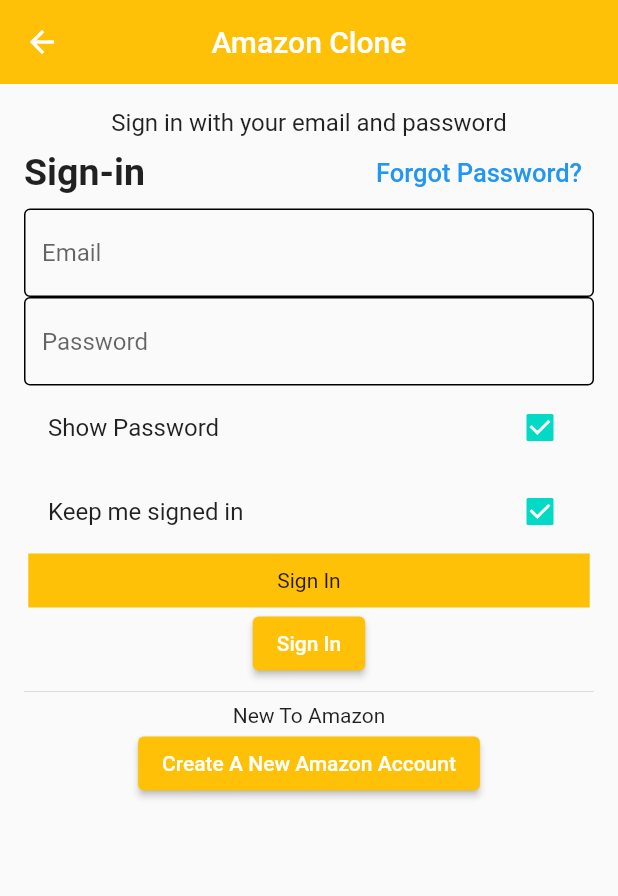
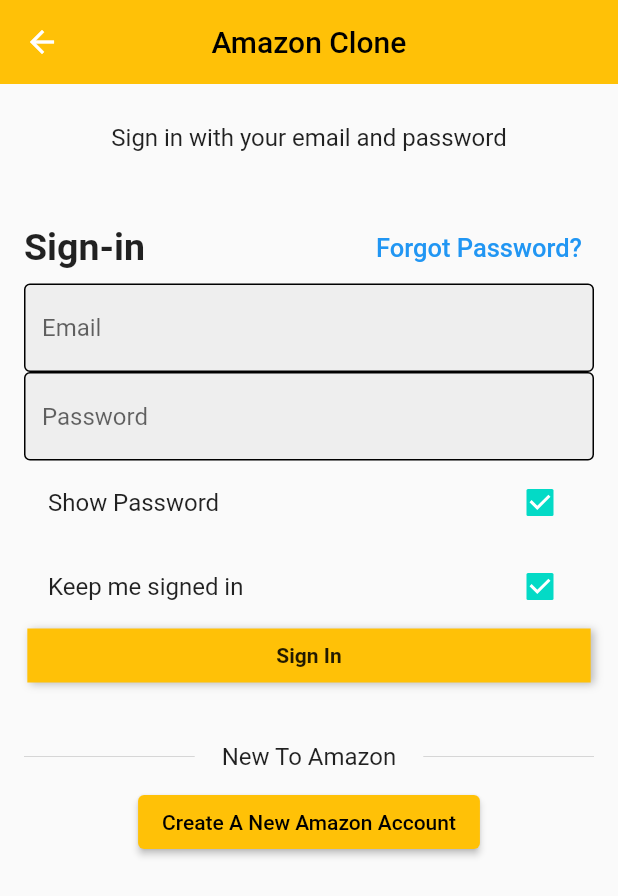
Before and after one commit to ediotic/Amazon, a Flutter app: the AuthScreen screen opened by its route, on a phone screen of 412 x 824 dp. Shown: the top 896 px of the screen. Run offline on Flutter 3.47's test engine with Material 3 defaults, Android fonts, the phone set to English and light mode, and no system bars.

Commit message:
complete ui for auth screen

```diff
--- a/lib/view/auth/auth_screen.dart
+++ b/lib/view/auth/auth_screen.dart
@@ -15,7 +15,10 @@ class _AuthScreenState extends State<AuthScreen> {
   Widget build(BuildContext context) {
     return Scaffold(
       appBar: AppBar(
-        title: Text("Amazon Clone"),
+        title: Text(
+          "Amazon Clone",
+          style: TextStyle(color: Colors.black),
+        ),
         centerTitle: true,
         elevation: 0.0,
         automaticallyImplyLeading: true,
@@ -26,10 +29,13 @@ class _AuthScreenState extends State<AuthScreen> {
             padding: const EdgeInsets.all(16.0),
             child: Column(
               children: [
-                // SizedBox(height: 10,),
+                SizedBox(height: 10,),
                 Text(
                   "Sign in with your email and password",
                   style: TextStyle(fontSize: 16, fontWeight: FontWeight.w400),
+                ),
+                 SizedBox(
+                  height: 40,
                 ),
                 Row(
                   mainAxisAlignment: MainAxisAlignment.spaceBetween,
@@ -53,6 +59,8 @@ class _AuthScreenState extends State<AuthScreen> {
                 ),
                 TextField(
                   decoration: InputDecoration(
+                      filled: true,
+                      fillColor: Colors.grey[200],
                       enabledBorder: OutlineInputBorder(
                         borderSide: BorderSide(color: Colors.black),
                       ),
@@ -62,6 +70,8 @@ class _AuthScreenState extends State<AuthScreen> {
                 ),
                 TextField(
                   decoration: InputDecoration(
+                      filled: true,
+                      fillColor: Colors.grey[200],
                       enabledBorder: OutlineInputBorder(
                         borderSide: BorderSide(color: Colors.black),
                       ),
@@ -80,18 +90,62 @@ class _AuthScreenState extends State<AuthScreen> {
                   title: Text("Keep me signed in"),
                 ),
                 Container(
-                  padding: EdgeInsets.symmetric(horizontal: MediaQuery.of(context).size.width/2-40 , vertical: 10),
+                  padding: EdgeInsets.symmetric(
+                      horizontal: MediaQuery.of(context).size.width / 2 - 40,
+                      vertical: 10),
                   decoration: BoxDecoration(
-                  color: Colors.amber,
+                    boxShadow: [
+                      BoxShadow(
+                        color: Colors.black26,
+                        blurRadius: 4,
+                        offset: Offset(2, 1),
+                      ),
+                    ],
+                    color: Colors.amber,
+                  ),
+                  child: Text(
+                    "Sign In",
+                    style: TextStyle(fontSize: 14, fontWeight: FontWeight.w600),
+                  ),
                 ),
-                child: Text("Sign In"),
+                SizedBox(
+                  height: 40,
                 ),
-                ElevatedButton(onPressed: () {}, child: Text("Sign In")),
-                Divider(),
-                Text("New To Amazon"),
+                Row(
+                  mainAxisAlignment: MainAxisAlignment.center,
+                  children: [
+                    Expanded(
+                      child: Divider(
+                        color: Colors.black,
+                        endIndent: 10,
+                        thickness: 0.1,
+                      ),
+                    ),
+                    Padding(
+                      padding: const EdgeInsets.symmetric(horizontal: 8.0),
+                      child: Text(
+                        "New To Amazon",
+                        style: TextStyle(fontSize: 16),
+                      ),
+                    ),
+                    Expanded(
+                      child: Divider(
+                        color: Colors.black,
+                        indent: 10,
+                        thickness: 0.1,
+                      ),
+                    ),
+                  ],
+                ),
+                SizedBox(
+                  height: 10,
+                ),
                 ElevatedButton(
                   onPressed: () {},
-                  child: Text("Create A New Amazon Account"),
+                  child: Text(
+                    "Create A New Amazon Account",
+                    style: TextStyle(color: Colors.black),
+                  ),
                 ),
               ],
             ),
```
